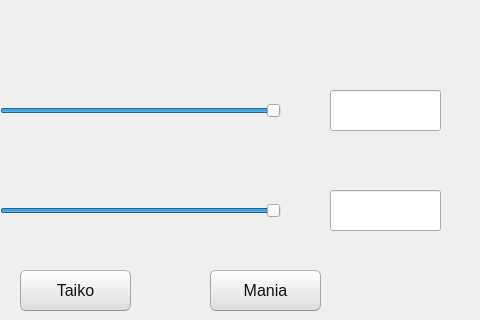
The window that prototype/option_menu_window.ui (defaultax7/2012h-project) describes before a commit, drawn with Qt 5; both pictures show x 320 to 800 and y 120 to 440 of the 800 by 673 pixel window.
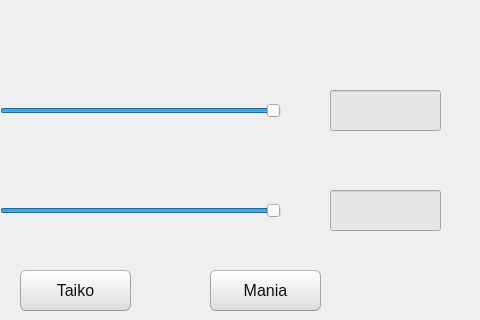
The same window after the commit.

Commit message: add current song UI for music player

Patch:
```diff
--- a/prototype/option_menu_window.ui
+++ b/prototype/option_menu_window.ui
@@ -94,6 +94,9 @@
       <pointsize>30</pointsize>
      </font>
     </property>
+    <property name="styleSheet">
+     <string notr="true">QLineEdit { background-color: #e6e6e6 }</string>
+    </property>
     <property name="readOnly">
      <bool>true</bool>
     </property>
@@ -295,6 +298,9 @@
       <pointsize>30</pointsize>
      </font>
     </property>
+    <property name="styleSheet">
+     <string notr="true">QLineEdit { background-color: #e6e6e6 }</string>
+    </property>
     <property name="readOnly">
      <bool>true</bool>
     </property>
```
The commit also changes 4 other files.
